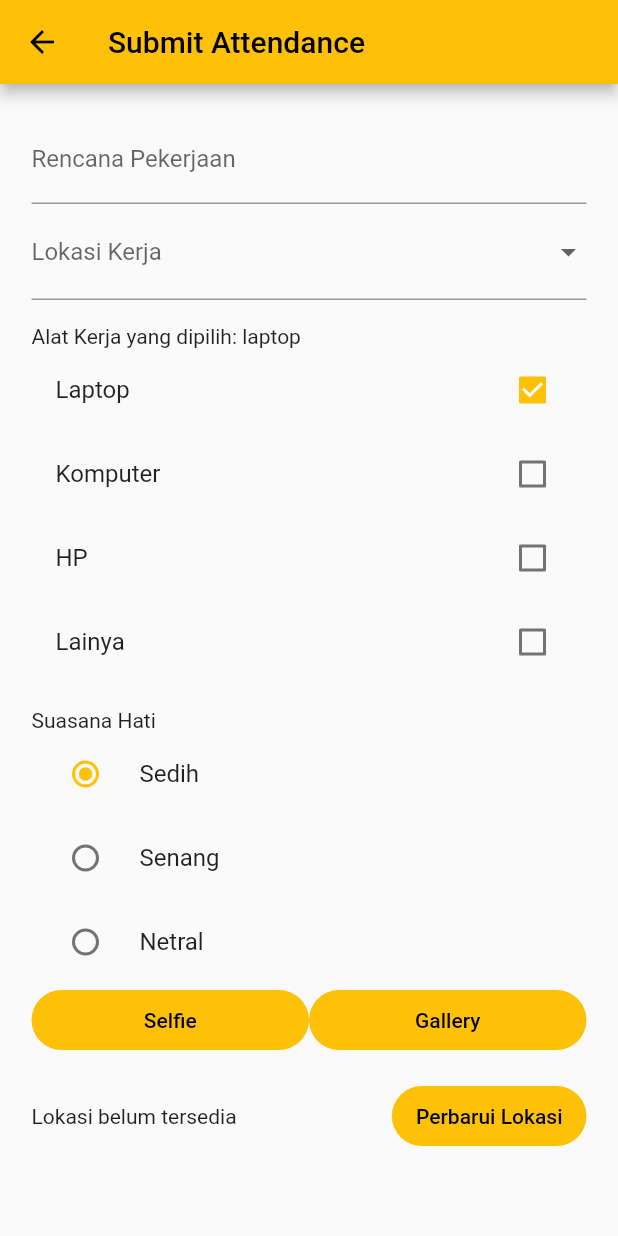
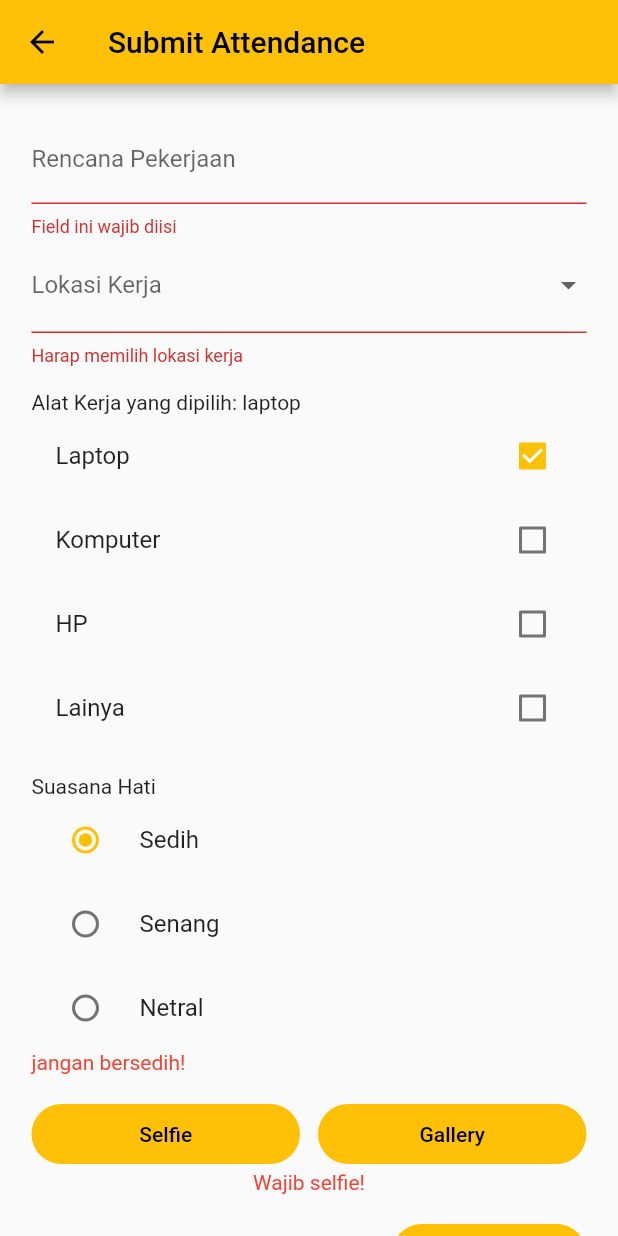
Before and after one commit to 4RSIM3R/flutter-kominfo-blitar, a Flutter app: the SubmitAttendancePage screen opened by its route, after a tap on "Laptop", on a phone screen of 412 x 824 dp. Run offline on Flutter 3.47's test engine with Material 2 defaults, Android fonts, the phone set to English and light mode, and no system bars; our stand-ins replace geolocator, image_picker.

```diff
--- a/lib/submit_attendance_page.dart
+++ b/lib/submit_attendance_page.dart
@@ -14,6 +14,8 @@ class SubmitAttendancePage extends StatefulWidget {
 }
 
 class _SubmitAttendancePageState extends State<SubmitAttendancePage> {
+  final GlobalKey<FormState> _formKey = GlobalKey<FormState>();
+
   TextEditingController _rencanaController = TextEditingController();
 
   String? lokasiKerja;
@@ -58,7 +60,6 @@ class _SubmitAttendancePageState extends State<SubmitAttendancePage> {
     // Test if location services are enabled.
     serviceEnabled = await Geolocator.isLocationServiceEnabled();
     if (!serviceEnabled) {
-
       // Location services are not enabled don't continue
       // accessing the position and request users of the
       // App to enable the location services.
@@ -103,6 +104,9 @@ class _SubmitAttendancePageState extends State<SubmitAttendancePage> {
       ),
       body: SingleChildScrollView(
         padding: const EdgeInsets.all(21),
+        child: Form(
+          key: _formKey,
+          autovalidateMode: AutovalidateMode.onUserInteraction,
           child: Column(
             mainAxisAlignment: MainAxisAlignment.center,
             crossAxisAlignment: CrossAxisAlignment.start,
@@ -112,6 +116,11 @@ class _SubmitAttendancePageState extends State<SubmitAttendancePage> {
                 decoration: InputDecoration(
                   label: Text("Rencana Pekerjaan"),
                 ),
+                validator: (value) {
+                  if (value == null || value == '') {
+                    return 'Field ini wajib diisi';
+                  }
+                },
               ),
               DropdownButtonFormField<String>(
                 decoration: const InputDecoration(
@@ -132,18 +141,31 @@ class _SubmitAttendancePageState extends State<SubmitAttendancePage> {
                     lokasiKerja = val;
                   });
                 },
+                validator: (value) {
+                  if (value == null) {
+                    return 'Harap memilih lokasi kerja';
+                  }
+                },
               ),
               SizedBox(height: 16),
               Text('Alat Kerja yang dipilih: ${alatKerja.join(', ')}'),
+              FormField<List<String>>(
+                initialValue: alatKerja,
+                autovalidateMode: AutovalidateMode.onUserInteraction,
+                builder: (state) => Column(
+                  crossAxisAlignment: CrossAxisAlignment.start,
+                  children: [
                     CheckboxListTile(
                       title: Text('Laptop'),
                       value: alatKerja.contains('laptop'),
                       onChanged: (checked) {
+                        // state.
                         if (checked!) {
                           alatKerja.add('laptop');
                         } else {
                           alatKerja.remove('laptop');
                         }
+                        state.didChange(alatKerja);
                         setState(() {});
                       },
                     ),
@@ -156,6 +178,7 @@ class _SubmitAttendancePageState extends State<SubmitAttendancePage> {
                         } else {
                           alatKerja.remove('komputer');
                         }
+                        state.didChange(alatKerja);
                         setState(() {});
                       },
                     ),
@@ -168,6 +191,7 @@ class _SubmitAttendancePageState extends State<SubmitAttendancePage> {
                         } else {
                           alatKerja.remove('hp');
                         }
+                        state.didChange(alatKerja);
                         setState(() {});
                       },
                     ),
@@ -180,18 +204,40 @@ class _SubmitAttendancePageState extends State<SubmitAttendancePage> {
                         } else {
                           alatKerja.remove('lainya');
                         }
+                        state.didChange(alatKerja);
                         setState(() {});
+                      },
+                    ),
+                    if (state.hasError)
+                      Text(
+                        state.errorText!,
+                        style: TextStyle(
+                          color: Colors.red,
+                        ),
+                      )
+                  ],
+                ),
+                validator: (value) {
+                  if (value == null || value.isEmpty) {
+                    return 'Harap pilih minimal 1 alat kerja';
+                  }
                 },
               ),
               SizedBox(height: 16),
               Text('Suasana Hati'),
+              FormField<String>(
+                initialValue: suasana,
+                builder: (state) => Column(
+                  crossAxisAlignment: CrossAxisAlignment.start,
+                  children: [
                     RadioListTile<String>(
                       title: Text('Sedih'),
                       value: 'sedih',
                       groupValue: suasana,
                       onChanged: (val) {
+                        state.didChange(val!);
                         setState(() {
-                  suasana = val!;
+                          suasana = val;
                         });
                       },
                     ),
@@ -200,8 +246,10 @@ class _SubmitAttendancePageState extends State<SubmitAttendancePage> {
                       value: 'senang',
                       groupValue: suasana,
                       onChanged: (val) {
+                        state.didChange(val!);
+
                         setState(() {
-                  suasana = val!;
+                          suasana = val;
                         });
                       },
                     ),
@@ -210,26 +258,74 @@ class _SubmitAttendancePageState extends State<SubmitAttendancePage> {
                       value: 'netral',
                       groupValue: suasana,
                       onChanged: (val) {
+                        state.didChange(val!);
+
                         setState(() {
-                  suasana = val!;
+                          suasana = val;
                         });
                       },
                     ),
+                    if (state.hasError)
+                      Text(
+                        state.errorText!,
+                        style: TextStyle(
+                          color: Colors.red,
+                        ),
+                      )
+                  ],
+                ),
+                validator: (val) {
+                  if (val == null) {
+                    return 'Harap isi suasana hati!';
+                  } else if (val == 'sedih') {
+                    return 'jangan bersedih!';
+                  }
+                },
+                autovalidateMode: AutovalidateMode.onUserInteraction,
+              ),
+              SizedBox(height: 16),
+              FormField<XFile>(
+                builder: (state) => Column(
+                  children: [
                     Row(
                       children: [
                         Expanded(
                           child: FilledButton(
                             child: Text('Selfie'),
-                    onPressed: () => selfie(ImageSource.camera),
+                            onPressed: () {
+                              selfie(ImageSource.camera);
+                              state.didChange(gambarSelfie);
+
+                            },
                           ),
                         ),
+                        SizedBox(width: 12),
                         Expanded(
                           child: FilledButton(
                             child: Text('Gallery'),
-                    onPressed: () => selfie(ImageSource.gallery),
+                            onPressed: () {
+                              selfie(ImageSource.gallery);
+                              state.didChange(gambarSelfie);
+
+                            },
                           ),
                         ),
                       ],
+                    ),
+                     if (state.hasError)
+                      Text(
+                        state.errorText!,
+                        style: TextStyle(
+                          color: Colors.red,
+                        ),
+                      )
+                  ],
+                ),
+                validator: (file) {
+                  if(file == null) {
+                    return 'Wajib selfie!';
+                  }
+                },
               ),
               if (gambarSelfie != null)
                 if (kIsWeb)
@@ -241,6 +337,9 @@ class _SubmitAttendancePageState extends State<SubmitAttendancePage> {
                     File(gambarSelfie!.path),
                   ),
               SizedBox(height: 16),
+              FormField<Position>(
+                builder: (state) => Column(
+                  children: [
                     Row(
                       children: [
                         if (posisiUser != null)
@@ -250,11 +349,41 @@ class _SubmitAttendancePageState extends State<SubmitAttendancePage> {
                         Spacer(),
                         FilledButton(
                           child: Text('Perbarui Lokasi'),
-                  onPressed: updateLokasi,
+                          onPressed: () async {
+                            await updateLokasi();
+                            state.didChange(posisiUser);
+                          },
                         ),
                       ],
+                    ),
+                    if (state.hasError)
+                      Text(
+                        state.errorText!,
+                        style: TextStyle(
+                          color: Colors.red,
+                        ),
                       )
                   ],
+                ),
+                validator: (posisi) {
+                  if(posisi == null) {
+                    return 'Harap perbarui lokasi!';
+                  }
+                },
+              ),
+              SizedBox(
+                width: double.infinity,
+                child: FilledButton(
+                  child: Text('Submit'),
+                  onPressed: () {
+                    if (_formKey.currentState!.validate()) {
+                      print("OK");
+                    }
+                  },
+                ),
+              )
+            ],
+          ),
         ),
       ),
     );
```
Lines whose indentation alone changed are shown as unchanged.
